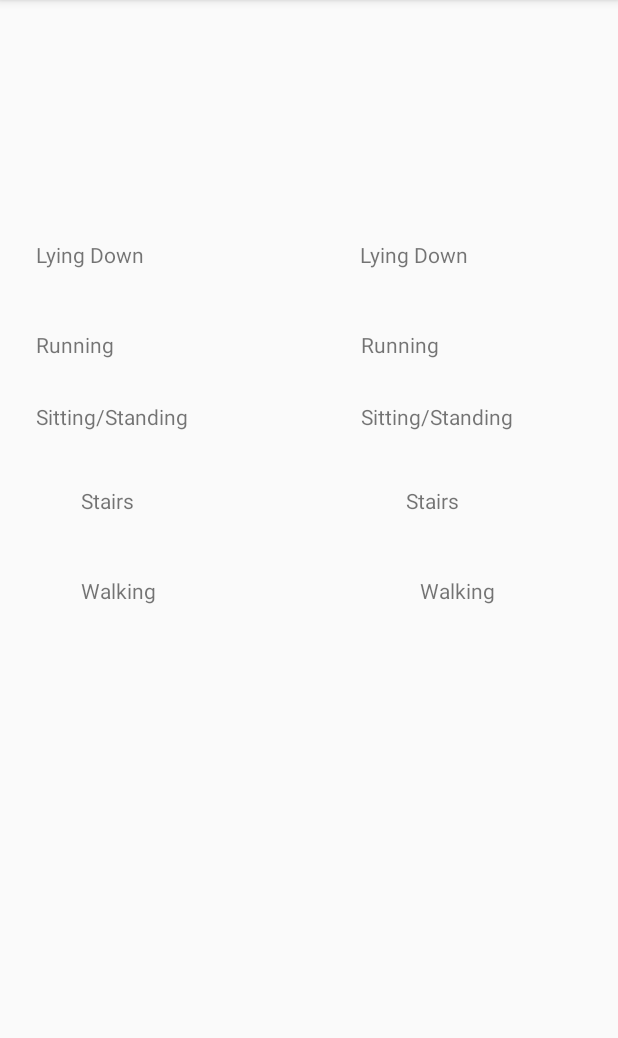
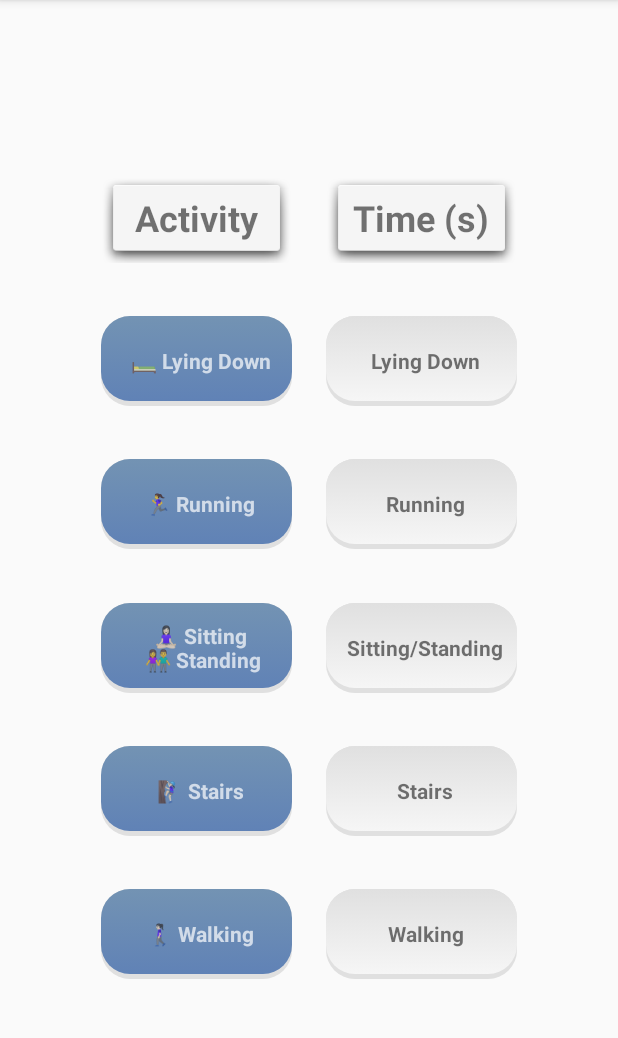
Before and after one commit to Harshitarnav/pdiot_app, an Android app: the RetrieveActivity screen opened directly, with no data from a screen before it, on a phone screen of 412 x 824 dp, the part 84-1122 px from its top. Run offline under Robolectric (Android 15) with nearby library versions, the light colour scheme and no system bars; our stand-ins replace Firebase (no records; nobody signed in at launch, a user with empty details on screens opened directly); 6 statements that could not run were skipped.

Commit message:
Updated retrive page

```diff
--- /dev/null
+++ b/app/src/main/res/drawable/ic_ret_activity.xml
@@ -0,0 +1,65 @@
+<?xml version="1.0" encoding="utf-8"?>
+<selector xmlns:android="http://schemas.android.com/apk/res/android">
+    <item android:state_pressed="false">
+        <layer-list>
+            <!-- SHADOW -->
+            <item>
+                <shape>
+                    <solid android:color="@color/grey"/>
+                    <!-- alttan gölge -->
+                    <corners android:radius="19dp"/>
+                </shape>
+            </item>
+            <!-- BUTTON alttan gölge
+              android:right="5px" to make it round-->
+            <item
+                android:bottom="5px"
+                >
+                <shape>
+                    <padding android:bottom="5dp"/>
+                    <gradient
+                        android:startColor="@color/bluegray"
+                        android:endColor="@color/glaucous"
+                        android:angle="270" />
+                    <corners
+                        android:radius="19dp"/>
+                    <padding
+                        android:left="5dp"
+                        android:top="5dp"
+                        android:right="5dp"
+                        android:bottom="5dp"/>
+                </shape>
+            </item>
+        </layer-list>
+    </item>
+
+    <item android:state_pressed="true">
+        <layer-list>
+            <!-- SHADOW -->
+            <item>
+                <shape>
+                    <solid android:color="#102746"/>
+                    <corners android:radius="19dp"/>
+
+                </shape>
+            </item>
+            <!-- BUTTON -->
+            <item android:bottom="5px">
+                <shape>
+                    <padding android:bottom="5dp"/>
+                    <gradient
+                        android:startColor="#1c4985"
+                        android:endColor="#163969"
+                        android:angle="270" />
+                    <corners
+                        android:radius="19dp"/>
+                    <padding
+                        android:left="10dp"
+                        android:top="10dp"
+                        android:right="5dp"
+                        android:bottom="10dp"/>
+                </shape>
+            </item>
+        </layer-list>
+    </item>
+</selector>
--- /dev/null
+++ b/app/src/main/res/drawable/ic_ret_time.xml
@@ -0,0 +1,65 @@
+<?xml version="1.0" encoding="utf-8"?>
+<selector xmlns:android="http://schemas.android.com/apk/res/android">
+    <item android:state_pressed="false">
+        <layer-list>
+            <!-- SHADOW -->
+            <item>
+                <shape>
+                    <solid android:color="@color/grey"/>
+                    <!-- alttan gölge -->
+                    <corners android:radius="19dp"/>
+                </shape>
+            </item>
+            <!-- BUTTON alttan gölge
+              android:right="5px" to make it round-->
+            <item
+                android:bottom="5px"
+                >
+                <shape>
+                    <padding android:bottom="5dp"/>
+                    <gradient
+                        android:startColor="@color/grey"
+                        android:endColor="@color/white_70"
+                        android:angle="270" />
+                    <corners
+                        android:radius="19dp"/>
+                    <padding
+                        android:left="5dp"
+                        android:top="5dp"
+                        android:right="5dp"
+                        android:bottom="5dp"/>
+                </shape>
+            </item>
+        </layer-list>
+    </item>
+
+    <item android:state_pressed="true">
+        <layer-list>
+            <!-- SHADOW -->
+            <item>
+                <shape>
+                    <solid android:color="#102746"/>
+                    <corners android:radius="19dp"/>
+
+                </shape>
+            </item>
+            <!-- BUTTON -->
+            <item android:bottom="5px">
+                <shape>
+                    <padding android:bottom="5dp"/>
+                    <gradient
+                        android:startColor="#1c4985"
+                        android:endColor="#163969"
+                        android:angle="270" />
+                    <corners
+                        android:radius="19dp"/>
+                    <padding
+                        android:left="10dp"
+                        android:top="10dp"
+                        android:right="5dp"
+                        android:bottom="10dp"/>
+                </shape>
+            </item>
+        </layer-list>
+    </item>
+</selector>
--- a/app/src/main/res/layout/activity_retrieve.xml
+++ b/app/src/main/res/layout/activity_retrieve.xml
@@ -11,115 +11,201 @@
     <androidx.constraintlayout.widget.ConstraintLayout
         android:id="@+id/constraintLayout"
         android:layout_width="match_parent"
-        android:layout_height="match_parent">
+        android:layout_height="match_parent"
+        tools:layout_editor_absoluteX="-51dp"
+        tools:layout_editor_absoluteY="142dp">
 
         <TextView
-            android:id="@+id/textView6"
-            android:layout_width="109dp"
-            android:layout_height="33dp"
-            android:layout_marginStart="24dp"
-            android:layout_marginTop="160dp"
-            android:text="Lying Down"
-            app:layout_constraintStart_toStartOf="parent"
+            android:id="@+id/textView12"
+            android:layout_width="127dp"
+            android:layout_height="60dp"
+            android:layout_marginTop="80dp"
+            android:layout_marginEnd="45dp"
+            android:background="@android:drawable/dialog_holo_light_frame"
+            android:gravity="center_vertical|center_horizontal"
+            android:text="Time (s)"
+            android:textSize="24dp"
+            android:textStyle="bold"
+            app:layout_constraintBottom_toTopOf="@+id/textView1"
+            app:layout_constraintEnd_toEndOf="parent"
+            app:layout_constraintHorizontal_bias="0.5"
+            app:layout_constraintStart_toEndOf="@+id/textView11"
             app:layout_constraintTop_toTopOf="parent" />
 
         <TextView
             android:id="@+id/textView2"
             android:layout_width="127dp"
-            android:layout_height="33dp"
-            android:layout_marginTop="220dp"
+            android:layout_height="60dp"
+            android:layout_marginEnd="45dp"
+            android:background="@drawable/ic_ret_time"
+            android:gravity="center"
             android:text="Running"
+            android:textStyle="bold"
+            app:layout_constraintBottom_toTopOf="@+id/textView3"
             app:layout_constraintEnd_toEndOf="parent"
-            app:layout_constraintHorizontal_bias="0.845"
-            app:layout_constraintStart_toStartOf="parent"
-            app:layout_constraintTop_toTopOf="parent" />
+            app:layout_constraintHorizontal_bias="0.5"
+            app:layout_constraintStart_toEndOf="@+id/textView7"
+            app:layout_constraintTop_toBottomOf="@+id/textView1" />
 
         <TextView
             android:id="@+id/textView3"
-            android:layout_width="133dp"
-            android:layout_height="42dp"
-            android:layout_marginTop="268dp"
+            android:layout_width="127dp"
+            android:layout_height="60dp"
+            android:layout_marginEnd="45dp"
+            android:background="@drawable/ic_ret_time"
+            android:gravity="center"
             android:text="Sitting/Standing"
+            android:textStyle="bold"
+            app:layout_constraintBottom_toTopOf="@+id/textView4"
             app:layout_constraintEnd_toEndOf="parent"
-            app:layout_constraintHorizontal_bias="0.863"
-            app:layout_constraintStart_toStartOf="parent"
-            app:layout_constraintTop_toTopOf="parent" />
+            app:layout_constraintHorizontal_bias="0.5"
+            app:layout_constraintStart_toEndOf="@+id/textView8"
+            app:layout_constraintTop_toBottomOf="@+id/textView2" />
 
         <TextView
             android:id="@+id/textView4"
-            android:layout_width="79dp"
-            android:layout_height="42dp"
-            android:layout_marginTop="324dp"
+            android:layout_width="127dp"
+            android:layout_height="60dp"
+            android:layout_marginEnd="45dp"
+            android:background="@drawable/ic_ret_time"
+            android:gravity="center"
             android:text="Stairs"
+            android:textStyle="bold"
+            app:layout_constraintBottom_toTopOf="@+id/textView5"
             app:layout_constraintEnd_toEndOf="parent"
-            app:layout_constraintHorizontal_bias="0.813"
-            app:layout_constraintStart_toStartOf="parent"
-            app:layout_constraintTop_toTopOf="parent" />
+            app:layout_constraintHorizontal_bias="0.5"
+            app:layout_constraintStart_toEndOf="@+id/textView9"
+            app:layout_constraintTop_toBottomOf="@+id/textView3" />
 
         <TextView
             android:id="@+id/textView5"
-            android:layout_width="70dp"
-            android:layout_height="36dp"
-            android:layout_marginTop="384dp"
+            android:layout_width="127dp"
+            android:layout_height="60dp"
+            android:layout_marginEnd="45dp"
+            android:layout_marginBottom="80dp"
+            android:background="@drawable/ic_ret_time"
+            android:gravity="center"
             android:text="Walking"
+            android:textStyle="bold"
+            app:layout_constraintBottom_toBottomOf="parent"
             app:layout_constraintEnd_toEndOf="parent"
-            app:layout_constraintHorizontal_bias="0.818"
-            app:layout_constraintStart_toStartOf="parent"
-            app:layout_constraintTop_toTopOf="parent" />
+            app:layout_constraintHorizontal_bias="0.5"
+            app:layout_constraintStart_toEndOf="@+id/textView10"
+            app:layout_constraintTop_toBottomOf="@+id/textView4" />
 
         <TextView
             android:id="@+id/textView1"
-            android:layout_width="109dp"
-            android:layout_height="33dp"
-            android:layout_marginStart="240dp"
-            android:layout_marginTop="160dp"
+            android:layout_width="127dp"
+            android:layout_height="60dp"
+            android:layout_marginEnd="45dp"
+            android:background="@drawable/ic_ret_time"
+            android:gravity="center"
             android:text="Lying Down"
+            android:textStyle="bold"
+            app:layout_constraintBottom_toTopOf="@+id/textView2"
+            app:layout_constraintEnd_toEndOf="parent"
+            app:layout_constraintHorizontal_bias="0.5"
+            app:layout_constraintStart_toEndOf="@+id/textView6"
+            app:layout_constraintTop_toBottomOf="@+id/textView12" />
+
+        <TextView
+            android:id="@+id/textView6"
+            android:layout_width="127dp"
+            android:layout_height="60dp"
+            android:layout_marginStart="45dp"
+            android:background="@drawable/ic_ret_activity"
+            android:gravity="center"
+            android:text="🛏 Lying Down"
+            android:textColor="@color/white_70"
+            android:textStyle="bold"
+            app:layout_constraintBottom_toTopOf="@+id/textView7"
+            app:layout_constraintEnd_toStartOf="@+id/textView1"
+            app:layout_constraintHorizontal_bias="0.5"
             app:layout_constraintStart_toStartOf="parent"
-            app:layout_constraintTop_toTopOf="parent" />
+            app:layout_constraintTop_toBottomOf="@+id/textView11" />
+
+        <TextView
+            android:id="@+id/textView8"
+            android:layout_width="127dp"
+            android:layout_height="60dp"
+            android:layout_marginStart="45dp"
+            android:background="@drawable/ic_ret_activity"
+            android:gravity="center"
+            android:text="🧘🏻‍♀️️️️ Sitting\n 👫 Standing"
+            android:textColor="@color/white_70"
+            android:textStyle="bold"
+            app:layout_constraintBottom_toTopOf="@+id/textView9"
+            app:layout_constraintEnd_toStartOf="@+id/textView3"
+            app:layout_constraintHorizontal_bias="0.5"
+            app:layout_constraintStart_toStartOf="parent"
+            app:layout_constraintTop_toBottomOf="@+id/textView7" />
+
+        <TextView
+            android:id="@+id/textView10"
+            android:layout_width="127dp"
+            android:layout_height="60dp"
+            android:layout_marginStart="45dp"
+            android:layout_marginBottom="80dp"
+            android:background="@drawable/ic_ret_activity"
+            android:gravity="center"
+            android:text="🚶🏻‍♀ ️Walking"
+            android:textColor="@color/white_70"
+            android:textStyle="bold"
+            app:layout_constraintBottom_toBottomOf="parent"
+            app:layout_constraintEnd_toStartOf="@+id/textView5"
+            app:layout_constraintHorizontal_bias="0.5"
+            app:layout_constraintStart_toStartOf="parent"
+            app:layout_constraintTop_toBottomOf="@+id/textView9" />
+
 
         <TextView
             android:id="@+id/textView7"
             android:layout_width="127dp"
-            android:layout_height="33dp"
-            android:layout_marginTop="220dp"
-            android:text="Running"
-            app:layout_constraintEnd_toEndOf="parent"
-            app:layout_constraintHorizontal_bias="0.084"
+            android:layout_height="60dp"
+            android:layout_marginStart="45dp"
+            android:background="@drawable/ic_ret_activity"
+            android:gravity="center"
+            android:text="🏃‍♀️ Running"
+            android:textColor="@color/white_70"
+            android:textStyle="bold"
+            app:layout_constraintBottom_toTopOf="@+id/textView8"
+            app:layout_constraintEnd_toStartOf="@+id/textView2"
+            app:layout_constraintHorizontal_bias="0.5"
             app:layout_constraintStart_toStartOf="parent"
-            app:layout_constraintTop_toTopOf="parent" />
+            app:layout_constraintTop_toBottomOf="@+id/textView6" />
 
         <TextView
-            android:id="@+id/textView8"
-            android:layout_width="133dp"
-            android:layout_height="42dp"
-            android:layout_marginTop="268dp"
-            android:text="Sitting/Standing"
-            app:layout_constraintEnd_toEndOf="parent"
-            app:layout_constraintHorizontal_bias="0.086"
+            android:id="@+id/textView11"
+            android:layout_width="127dp"
+            android:layout_height="60dp"
+            android:layout_marginStart="45dp"
+            android:layout_marginTop="80dp"
+            android:background="@android:drawable/dialog_holo_light_frame"
+            android:gravity="center_vertical|center_horizontal"
+            android:text="Activity"
+            android:textSize="24dp"
+            android:textStyle="bold"
+            app:layout_constraintBottom_toTopOf="@+id/textView6"
+            app:layout_constraintEnd_toStartOf="@+id/textView12"
+            app:layout_constraintHorizontal_bias="0.5"
             app:layout_constraintStart_toStartOf="parent"
             app:layout_constraintTop_toTopOf="parent" />
 
         <TextView
             android:id="@+id/textView9"
-            android:layout_width="79dp"
-            android:layout_height="42dp"
-            android:layout_marginTop="324dp"
-            android:text="Stairs"
-            app:layout_constraintEnd_toEndOf="parent"
-            app:layout_constraintHorizontal_bias="0.162"
+            android:layout_width="127dp"
+            android:layout_height="60dp"
+            android:layout_marginStart="45dp"
+            android:background="@drawable/ic_ret_activity"
+            android:gravity="center"
+            android:text="🧗🏻‍♀️ Stairs"
+            android:textColor="@color/white_70"
+            android:textStyle="bold"
+            app:layout_constraintBottom_toTopOf="@+id/textView10"
+            app:layout_constraintEnd_toStartOf="@+id/textView4"
+            app:layout_constraintHorizontal_bias="0.5"
             app:layout_constraintStart_toStartOf="parent"
-            app:layout_constraintTop_toTopOf="parent" />
-
-        <TextView
-            android:id="@+id/textView910"
-            android:layout_width="70dp"
-            android:layout_height="36dp"
-            android:layout_marginTop="384dp"
-            android:text="Walking"
-            app:layout_constraintEnd_toEndOf="parent"
-            app:layout_constraintHorizontal_bias="0.158"
-            app:layout_constraintStart_toStartOf="parent"
-            app:layout_constraintTop_toTopOf="parent" />
+            app:layout_constraintTop_toBottomOf="@+id/textView8" />
 
     </androidx.constraintlayout.widget.ConstraintLayout>
 
```
